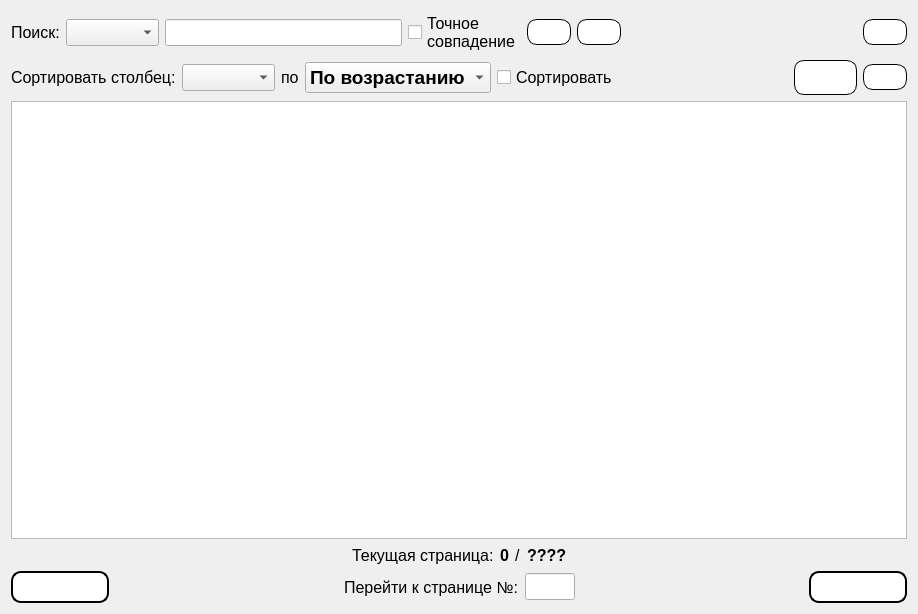
Above: Gui/TabWidgets/Admin/banlist.ui from MyEdit/Casino_Client before the change. Below: the same form after it.
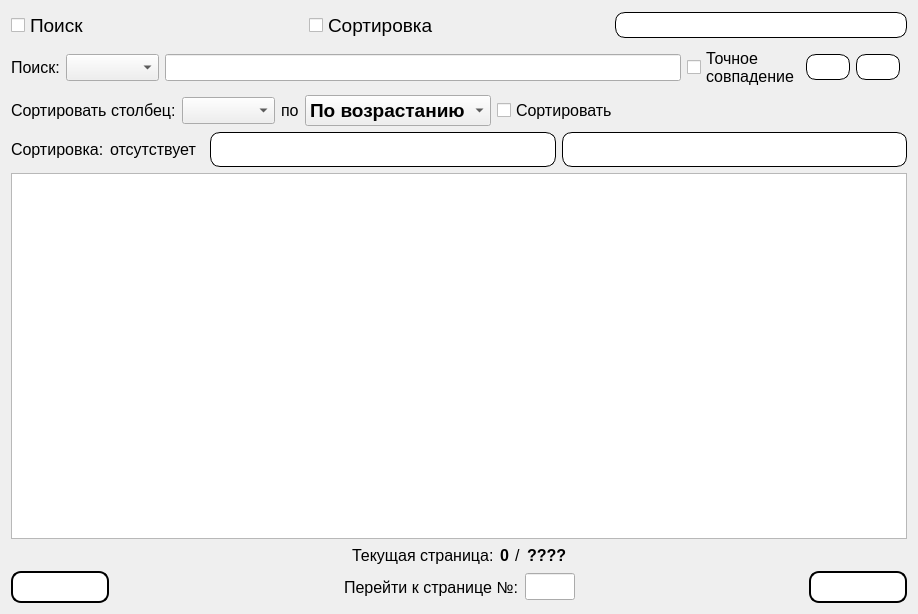
That is the form after the change. Icons and pictures are not drawn.

```diff
--- a/Gui/TabWidgets/Admin/banlist.ui
+++ b/Gui/TabWidgets/Admin/banlist.ui
@@ -14,6 +14,78 @@
    <string>Form</string>
   </property>
   <layout class="QVBoxLayout" name="verticalLayout">
+   <item>
+    <layout class="QHBoxLayout" name="horizontalLayout_2">
+     <item>
+      <widget class="QCheckBox" name="checkBox_Search">
+       <property name="font">
+        <font>
+         <family>Segoe UI</family>
+         <pointsize>14</pointsize>
+        </font>
+       </property>
+       <property name="text">
+        <string>Поиск</string>
+       </property>
+      </widget>
+     </item>
+     <item>
+      <widget class="QCheckBox" name="checkBox_Sorting">
+       <property name="font">
+        <font>
+         <family>Segoe UI</family>
+         <pointsize>14</pointsize>
+        </font>
+       </property>
+       <property name="text">
+        <string>Сортировка</string>
+       </property>
+      </widget>
+     </item>
+     <item>
+      <spacer name="horizontalSpacer_2">
+       <property name="orientation">
+        <enum>Qt::Horizontal</enum>
+       </property>
+      </spacer>
+     </item>
+     <item>
+      <widget class="QPushButton" name="refreshData">
+       <property name="styleSheet">
+        <string notr="true">QPushButton {
+    background-color: white;
+    border: 1px solid black;
+    border-radius: 10px;
+    padding: 5px;
+    color: black;
+}
+
+QPushButton:hover {
+    background-color: rgb(100, 88, 255);
+	color: white;
+}
+
+QPushButton:pressed {
+	background-color: rgba(220, 60, 190, 255);
+}</string>
+       </property>
+       <property name="text">
+        <string/>
+       </property>
+       <property name="icon">
+        <iconset resource="../../../resources.qrc">
+         <normaloff>:/icons/resources/update.png</normaloff>:/icons/resources/update.png</iconset>
+       </property>
+       <property name="iconSize">
+        <size>
+         <width>32</width>
+         <height>32</height>
+        </size>
+       </property>
+      </widget>
+     </item>
+    </layout>
+   </item>
    <item>
     <layout class="QHBoxLayout" name="horizontalLayout_9">
      <item>
@@ -140,46 +212,8 @@
        <property name="orientation">
         <enum>Qt::Horizontal</enum>
        </property>
-       <property name="sizeHint" stdset="0">
-        <size>
-         <width>40</width>
-         <height>20</height>
-        </size>
-       </property>
       </spacer>
      </item>
-     <item>
-      <widget class="QPushButton" name="refreshData">
-       <property name="styleSheet">
-        <string notr="true">QPushButton {
-    background-color: white;
-    border: 1px solid black;
-    border-radius: 10px;
-    padding: 5px;
-    color: black;
-}
-
-QPushButton:hover {
-    background-color: rgb(100, 88, 255);
-	color: white;
-}
-
-QPushButton:pressed {
-	background-color: rgba(220, 60, 190, 255);
-}</string>
-       </property>
-       <property name="icon">
-        <iconset resource="../../../resources.qrc">
-         <normaloff>:/icons/resources/update.png</normaloff>:/icons/resources/update.png</iconset>
-       </property>
-       <property name="iconSize">
-        <size>
-         <width>32</width>
-         <height>32</height>
-        </size>
-       </property>
-      </widget>
-     </item>
     </layout>
    </item>
    <item>
@@ -276,9 +310,58 @@
        </property>
        <property name="sizeHint" stdset="0">
         <size>
-         <width>40</width>
-         <height>20</height>
+         <width>0</width>
+         <height>0</height>
         </size>
+       </property>
+      </spacer>
+     </item>
+    </layout>
+   </item>
+   <item>
+    <layout class="QHBoxLayout" name="horizontalLayout">
+     <item>
+      <widget class="QLabel" name="label_7">
+       <property name="sizePolicy">
+        <sizepolicy hsizetype="Fixed" vsizetype="Preferred">
+         <horstretch>0</horstretch>
+         <verstretch>0</verstretch>
+        </sizepolicy>
+       </property>
+       <property name="font">
+        <font>
+         <family>Segoe UI</family>
+         <pointsize>12</pointsize>
+        </font>
+       </property>
+       <property name="text">
+        <string>Сортировка:</string>
+       </property>
+      </widget>
+     </item>
+     <item>
+      <widget class="QLabel" name="label_8">
+       <property name="sizePolicy">
+        <sizepolicy hsizetype="Fixed" vsizetype="Preferred">
+         <horstretch>0</horstretch>
+         <verstretch>0</verstretch>
+        </sizepolicy>
+       </property>
+       <property name="font">
+        <font>
+         <family>Segoe UI</family>
+         <pointsize>12</pointsize>
+        </font>
+       </property>
+       <property name="text">
+        <string>отсутствует</string>
+       </property>
+      </widget>
+     </item>
+     <item>
+      <spacer name="horizontalSpacer">
+       <property name="orientation">
+        <enum>Qt::Horizontal</enum>
        </property>
       </spacer>
      </item>
@@ -310,9 +393,6 @@
 	background-color: rgba(220, 60, 190, 255);
 }</string>
        </property>
-       <property name="text">
-        <string/>
-       </property>
        <property name="icon">
         <iconset resource="../../../resources.qrc">
          <normaloff>:/icons/resources/edited.png</normaloff>:/icons/resources/edited.png</iconset>
@@ -327,6 +407,14 @@
      </item>
      <item>
       <widget class="QPushButton" name="deleteBan">
+       <property name="font">
+        <font>
+         <family>Segoe UI</family>
+         <pointsize>14</pointsize>
+         <weight>75</weight>
+         <bold>true</bold>
+        </font>
+       </property>
        <property name="styleSheet">
         <string>QPushButton {
     background-color: white;
@@ -345,9 +433,6 @@
 	background-color: rgba(220, 60, 190, 255);
 }</string>
        </property>
-       <property name="text">
-        <string/>
-       </property>
        <property name="icon">
         <iconset resource="../../../resources.qrc">
          <normaloff>:/icons/resources/delete.png</normaloff>:/icons/resources/delete.png</iconset>
```
Left out of the diff: 2 changed lines with no effect on the pictures.
